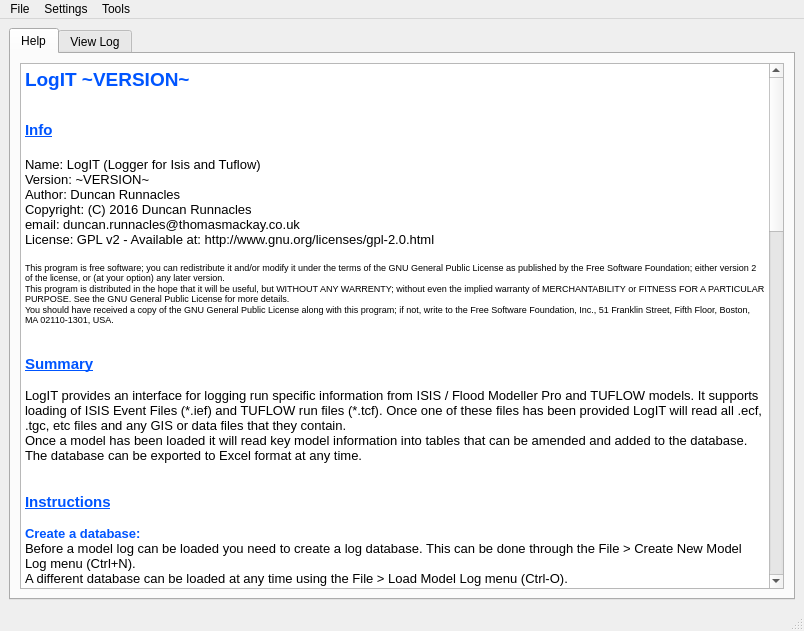
ErmeviewEnvironmentalLtd/LogIT, file src/logit/LogIT_UI_qt5.ui: the form before one commit.
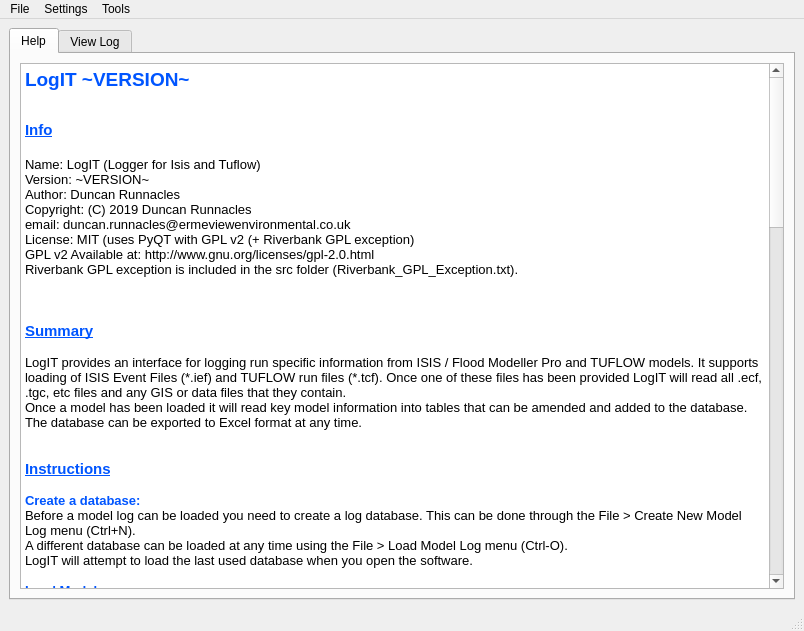
The form after the commit. Icons and pictures are not drawn.

Commit message: Updates Help tab and release notes.

```diff
--- a/src/logit/LogIT_UI_qt5.ui
+++ b/src/logit/LogIT_UI_qt5.ui
@@ -90,13 +90,12 @@
 &lt;p style=&quot; margin-top:0px; margin-bottom:0px; margin-left:0px; margin-right:0px; -qt-block-indent:0; text-indent:0px;&quot;&gt;Name: LogIT (Logger for Isis and Tuflow) &lt;/p&gt;
 &lt;p style=&quot; margin-top:0px; margin-bottom:0px; margin-left:0px; margin-right:0px; -qt-block-indent:0; text-indent:0px;&quot;&gt;Version: ~VERSION~&lt;/p&gt;
 &lt;p style=&quot; margin-top:0px; margin-bottom:0px; margin-left:0px; margin-right:0px; -qt-block-indent:0; text-indent:0px;&quot;&gt;Author: Duncan Runnacles&lt;/p&gt;
-&lt;p style=&quot; margin-top:0px; margin-bottom:0px; margin-left:0px; margin-right:0px; -qt-block-indent:0; text-indent:0px;&quot;&gt;Copyright: (C) 2016 Duncan Runnacles&lt;/p&gt;
-&lt;p style=&quot; margin-top:0px; margin-bottom:0px; margin-left:0px; margin-right:0px; -qt-block-indent:0; text-indent:0px;&quot;&gt;email: duncan.runnacles@thomasmackay.co.uk&lt;/p&gt;
-&lt;p style=&quot; margin-top:0px; margin-bottom:0px; margin-left:0px; margin-right:0px; -qt-block-indent:0; text-indent:0px;&quot;&gt;License: GPL v2 - Available at: http://www.gnu.org/licenses/gpl-2.0.html&lt;/p&gt;
+&lt;p style=&quot; margin-top:0px; margin-bottom:0px; margin-left:0px; margin-right:0px; -qt-block-indent:0; text-indent:0px;&quot;&gt;Copyright: (C) 2019 Duncan Runnacles&lt;/p&gt;
+&lt;p style=&quot; margin-top:0px; margin-bottom:0px; margin-left:0px; margin-right:0px; -qt-block-indent:0; text-indent:0px;&quot;&gt;email: duncan.runnacles@ermeviewenvironmental.co.uk&lt;/p&gt;
+&lt;p style=&quot; margin-top:0px; margin-bottom:0px; margin-left:0px; margin-right:0px; -qt-block-indent:0; text-indent:0px;&quot;&gt;License: MIT (uses PyQT with GPL v2 (+ Riverbank GPL exception)&lt;/p&gt;
+&lt;p style=&quot; margin-top:0px; margin-bottom:0px; margin-left:0px; margin-right:0px; -qt-block-indent:0; text-indent:0px;&quot;&gt;GPL v2 Available at: http://www.gnu.org/licenses/gpl-2.0.html&lt;/p&gt;
+&lt;p style=&quot; margin-top:0px; margin-bottom:0px; margin-left:0px; margin-right:0px; -qt-block-indent:0; text-indent:0px;&quot;&gt;Riverbank GPL exception is included in the src folder (Riverbank_GPL_Exception.txt).&lt;/p&gt;
 &lt;p style=&quot;-qt-paragraph-type:empty; margin-top:0px; margin-bottom:0px; margin-left:0px; margin-right:0px; -qt-block-indent:0; text-indent:0px;&quot;&gt;&lt;br /&gt;&lt;/p&gt;
-&lt;p style=&quot; margin-top:0px; margin-bottom:0px; margin-left:0px; margin-right:0px; -qt-block-indent:0; text-indent:0px;&quot;&gt;&lt;span style=&quot; font-size:7pt;&quot;&gt;This program is free software; you can redistribute it and/or modify it under the terms of the GNU General Public License as published by the Free Software Foundation; either version 2 of the license, or (at your option) any later version.&lt;/span&gt;&lt;/p&gt;
-&lt;p style=&quot; margin-top:0px; margin-bottom:0px; margin-left:0px; margin-right:0px; -qt-block-indent:0; text-indent:0px;&quot;&gt;&lt;span style=&quot; font-size:7pt;&quot;&gt;This program is distributed in the hope that it will be useful, but WITHOUT ANY WARRENTY; without even the implied warranty of MERCHANTABILITY or FITNESS FOR A PARTICULAR PURPOSE. See the GNU General Public License for more details.&lt;/span&gt;&lt;/p&gt;
-&lt;p style=&quot; margin-top:0px; margin-bottom:0px; margin-left:0px; margin-right:0px; -qt-block-indent:0; text-indent:0px;&quot;&gt;&lt;span style=&quot; font-size:7pt;&quot;&gt;You should have received a copy of the GNU General Public License along with this program; if not, write to the Free Software Foundation, Inc., 51 Franklin Street, Fifth Floor, Boston, MA 02110-1301, USA.&lt;/span&gt;&lt;/p&gt;
 &lt;p style=&quot;-qt-paragraph-type:empty; margin-top:0px; margin-bottom:0px; margin-left:0px; margin-right:0px; -qt-block-indent:0; text-indent:0px;&quot;&gt;&lt;br /&gt;&lt;/p&gt;
 &lt;p style=&quot;-qt-paragraph-type:empty; margin-top:0px; margin-bottom:0px; margin-left:0px; margin-right:0px; -qt-block-indent:0; text-indent:0px;&quot;&gt;&lt;br /&gt;&lt;/p&gt;
 &lt;p style=&quot; margin-top:0px; margin-bottom:0px; margin-left:0px; margin-right:0px; -qt-block-indent:0; text-indent:0px;&quot;&gt;&lt;span style=&quot; font-size:11pt; font-weight:600; text-decoration: underline; color:#0055ff;&quot;&gt;Summary&lt;/span&gt;&lt;/p&gt;
@@ -141,30 +140,21 @@
 &lt;p style=&quot; margin-top:0px; margin-bottom:0px; margin-left:0px; margin-right:0px; -qt-block-indent:0; text-indent:0px;&quot;&gt;If selected you can update the location of the Ief or Tcf files associated with the selected log entry. This may be useful if you have moved the files somewhere else or the log was built with an older version of LogIT and does not include this information in the table.&lt;/p&gt;
 &lt;p style=&quot; margin-top:0px; margin-bottom:0px; margin-left:0px; margin-right:0px; -qt-block-indent:0; text-indent:0px;&quot;&gt;The IEF_DIR and TCF_DIR log entries that will be updated are used by some other tools in the software. Certain functionality will require that they exist.&lt;/p&gt;
 &lt;p style=&quot;-qt-paragraph-type:empty; margin-top:0px; margin-bottom:0px; margin-left:0px; margin-right:0px; -qt-block-indent:0; text-indent:0px;&quot;&gt;&lt;br /&gt;&lt;/p&gt;
-&lt;p style=&quot; margin-top:0px; margin-bottom:0px; margin-left:0px; margin-right:0px; -qt-block-indent:0; text-indent:0px;&quot;&gt;&lt;span style=&quot; font-weight:600; color:#0055ff;&quot;&gt;Exporting to Excel:&lt;/span&gt;&lt;/p&gt;
+&lt;p style=&quot; margin-top:0px; margin-bottom:0px; margin-left:0px; margin-right:0px; -qt-block-indent:0; text-indent:0px;&quot;&gt;&lt;span style=&quot; font-weight:600; color:#0055ff;&quot;&gt;Exporting the database:&lt;/span&gt;&lt;/p&gt;
+&lt;p style=&quot;-qt-paragraph-type:empty; margin-top:0px; margin-bottom:0px; margin-left:0px; margin-right:0px; -qt-block-indent:0; text-indent:0px; font-weight:600; color:#0055ff;&quot;&gt;&lt;br /&gt;&lt;/p&gt;
+&lt;p style=&quot; margin-top:0px; margin-bottom:0px; margin-left:0px; margin-right:0px; -qt-block-indent:0; text-indent:0px;&quot;&gt;&lt;span style=&quot; font-weight:600; color:#000000;&quot;&gt;Excel:&lt;/span&gt;&lt;/p&gt;
 &lt;p style=&quot; margin-top:0px; margin-bottom:0px; margin-left:0px; margin-right:0px; -qt-block-indent:0; text-indent:0px;&quot;&gt;Exporting the log databse to Excel format can be done through the File &amp;gt; Export &amp;gt; Excel Menu (Ctrl+E).&lt;/p&gt;
 &lt;p style=&quot; margin-top:0px; margin-bottom:0px; margin-left:0px; margin-right:0px; -qt-block-indent:0; text-indent:0px;&quot;&gt;This will export all of the existing database tables to an Excel Workbook. A Worksheet will be created for each of the exported database tables.&lt;/p&gt;
 &lt;p style=&quot;-qt-paragraph-type:empty; margin-top:0px; margin-bottom:0px; margin-left:0px; margin-right:0px; -qt-block-indent:0; text-indent:0px;&quot;&gt;&lt;br /&gt;&lt;/p&gt;
-&lt;p style=&quot; margin-top:0px; margin-bottom:0px; margin-left:0px; margin-right:0px; -qt-block-indent:0; text-indent:0px;&quot;&gt;&lt;span style=&quot; font-weight:600;&quot;&gt;Note: the LogFormatter.bas file is no longer maintained - contact me if you think it should be updated again!&lt;/span&gt;&lt;/p&gt;
-&lt;p style=&quot; margin-top:0px; margin-bottom:0px; margin-left:0px; margin-right:0px; -qt-block-indent:0; text-indent:0px;&quot;&gt;There is an Excel VBA Module called LogFormatter.bas available in the distribution folder for &amp;quot;pretifying&amp;quot; the exported Workbook. To use it:&lt;/p&gt;
-&lt;p style=&quot; margin-top:0px; margin-bottom:0px; margin-left:0px; margin-right:0px; -qt-block-indent:0; text-indent:0px;&quot;&gt;1) Open the exported Excel Workbook.&lt;/p&gt;
-&lt;p style=&quot; margin-top:0px; margin-bottom:0px; margin-left:0px; margin-right:0px; -qt-block-indent:0; text-indent:0px;&quot;&gt;2) Open the Visual Basic window.&lt;/p&gt;
-&lt;p style=&quot; margin-top:0px; margin-bottom:0px; margin-left:0px; margin-right:0px; -qt-block-indent:0; text-indent:0px;&quot;&gt;3) Right-Click on your log book project.&lt;/p&gt;
-&lt;p style=&quot; margin-top:0px; margin-bottom:0px; margin-left:0px; margin-right:0px; -qt-block-indent:0; text-indent:0px;&quot;&gt;4) Click &amp;quot;Import File...&amp;quot;.&lt;/p&gt;
-&lt;p style=&quot; margin-top:0px; margin-bottom:0px; margin-left:0px; margin-right:0px; -qt-block-indent:0; text-indent:0px;&quot;&gt;5) Find the LogFormatter_vX.bas file in the LogIT folder and open it.&lt;/p&gt;
-&lt;p style=&quot; margin-top:0px; margin-bottom:0px; margin-left:0px; margin-right:0px; -qt-block-indent:0; text-indent:0px;&quot;&gt;6) Go back to the Excel Workbook and under developer click &amp;quot;Macros&amp;quot;).&lt;/p&gt;
-&lt;p style=&quot; margin-top:0px; margin-bottom:0px; margin-left:0px; margin-right:0px; -qt-block-indent:0; text-indent:0px;&quot;&gt;7) Depending on whether you have any other Workbooks open or not the Macro &lt;/p&gt;
-&lt;p style=&quot; margin-top:0px; margin-bottom:0px; margin-left:0px; margin-right:0px; -qt-block-indent:0; text-indent:0px;&quot;&gt;   will either be caller &amp;quot;formatLogbook&amp;quot; or &amp;quot;LogFormatter.formatLogbook&amp;quot;.&lt;/p&gt;
-&lt;p style=&quot; margin-top:0px; margin-bottom:0px; margin-left:0px; margin-right:0px; -qt-block-indent:0; text-indent:0px;&quot;&gt;   Select it and click &amp;quot;Run&amp;quot;.&lt;/p&gt;
-&lt;p style=&quot;-qt-paragraph-type:empty; margin-top:0px; margin-bottom:0px; margin-left:0px; margin-right:0px; -qt-block-indent:0; text-indent:0px;&quot;&gt;&lt;br /&gt;&lt;/p&gt;
-&lt;p style=&quot; margin-top:0px; margin-bottom:0px; margin-left:0px; margin-right:0px; -qt-block-indent:0; text-indent:0px;&quot;&gt;The jumbled output from the software should now be nicely formatted :)&lt;/p&gt;
+&lt;p style=&quot; margin-top:0px; margin-bottom:0px; margin-left:0px; margin-right:0px; -qt-block-indent:0; text-indent:0px;&quot;&gt;&lt;span style=&quot; font-weight:600;&quot;&gt;JSON:&lt;/span&gt;&lt;/p&gt;
+&lt;p style=&quot; margin-top:0px; margin-bottom:0px; margin-left:0px; margin-right:0px; -qt-block-indent:0; text-indent:0px;&quot;&gt;Exporting the log database to JSON format can be done through the File &amp;gt; Export &amp;gt; JSON Menu.&lt;/p&gt;
 &lt;p style=&quot;-qt-paragraph-type:empty; margin-top:0px; margin-bottom:0px; margin-left:0px; margin-right:0px; -qt-block-indent:0; text-indent:0px;&quot;&gt;&lt;br /&gt;&lt;/p&gt;
 &lt;p style=&quot; margin-top:0px; margin-bottom:0px; margin-left:0px; margin-right:0px; -qt-block-indent:0; text-indent:0px;&quot;&gt;&lt;span style=&quot; font-weight:600; color:#0055ff;&quot;&gt;Update Database Schema:&lt;/span&gt;&lt;/p&gt;
 &lt;p style=&quot; margin-top:0px; margin-bottom:0px; margin-left:0px; margin-right:0px; -qt-block-indent:0; text-indent:0px;&quot;&gt;When a new version of LogIT is released there may be changes to the way that the log database is setup. If this happens the database must be updated in order to use the new version. Settings &amp;gt; Tools &amp;gt; Update Database Schema will make a backup of the existing database and attempt to update it.&lt;/p&gt;
 &lt;p style=&quot;-qt-paragraph-type:empty; margin-top:0px; margin-bottom:0px; margin-left:0px; margin-right:0px; -qt-block-indent:0; text-indent:0px;&quot;&gt;&lt;br /&gt;&lt;/p&gt;
 &lt;p style=&quot; margin-top:0px; margin-bottom:0px; margin-left:0px; margin-right:0px; -qt-block-indent:0; text-indent:0px;&quot;&gt;&lt;span style=&quot; font-weight:600; color:#0055ff;&quot;&gt;Load/Save Setup:&lt;/span&gt;&lt;/p&gt;
-&lt;p style=&quot; margin-top:0px; margin-bottom:0px; margin-left:0px; margin-right:0px; -qt-block-indent:0; text-indent:0px;&quot;&gt;When you start LogIT it will attempt to load the settings that you last used from a local file. These include Input variables, log database, etc.&lt;/p&gt;
-&lt;p style=&quot; margin-top:0px; margin-bottom:0px; margin-left:0px; margin-right:0px; -qt-block-indent:0; text-indent:0px;&quot;&gt;If you have particular setups for certain logs, such as different Isis or Tuflow versions, you can save a settings file and load it at any time using File &amp;gt; Load Setup and File &amp;gt; Save Setup As...&lt;/p&gt;
+&lt;p style=&quot; margin-top:0px; margin-bottom:0px; margin-left:0px; margin-right:0px; -qt-block-indent:0; text-indent:0px;&quot;&gt;When you start LogIT it will attempt to load the settings that you last used from a local file. These include Input variables, log database, file locations, etc.&lt;/p&gt;
+&lt;p style=&quot; margin-top:0px; margin-bottom:0px; margin-left:0px; margin-right:0px; -qt-block-indent:0; text-indent:0px;&quot;&gt;If you have particular setups for certain logs, such as different FMP or Tuflow versions, you can save a settings file and load it at any time using File &amp;gt; Load Setup and File &amp;gt; Save Setup As...&lt;/p&gt;
 &lt;p style=&quot;-qt-paragraph-type:empty; margin-top:0px; margin-bottom:0px; margin-left:0px; margin-right:0px; -qt-block-indent:0; text-indent:0px;&quot;&gt;&lt;br /&gt;&lt;/p&gt;
 &lt;p style=&quot; margin-top:0px; margin-bottom:0px; margin-left:0px; margin-right:0px; -qt-block-indent:0; text-indent:0px;&quot;&gt;&lt;span style=&quot; font-weight:600; color:#0055ff;&quot;&gt;Change the logging level&lt;/span&gt;&lt;/p&gt;
 &lt;p style=&quot; margin-top:0px; margin-bottom:0px; margin-left:0px; margin-right:0px; -qt-block-indent:0; text-indent:0px;&quot;&gt;The logging output to the console can be changed with:&lt;/p&gt;
@@ -194,20 +184,10 @@
 &lt;p style=&quot; margin-top:0px; margin-bottom:0px; margin-left:0px; margin-right:0px; -qt-block-indent:0; text-indent:0px;&quot;&gt;Note that the script editor can only be used for retrieving records from the database, not updating it. This is to try and avoid any corruption of the database schema.&lt;/p&gt;
 &lt;p style=&quot;-qt-paragraph-type:empty; margin-top:0px; margin-bottom:0px; margin-left:0px; margin-right:0px; -qt-block-indent:0; text-indent:0px; font-size:8pt;&quot;&gt;&lt;br /&gt;&lt;/p&gt;
 &lt;p style=&quot;-qt-paragraph-type:empty; margin-top:0px; margin-bottom:0px; margin-left:0px; margin-right:0px; -qt-block-indent:0; text-indent:0px; font-size:8pt;&quot;&gt;&lt;br /&gt;&lt;/p&gt;
-&lt;p style=&quot; margin-top:0px; margin-bottom:0px; margin-left:0px; margin-right:0px; -qt-block-indent:0; text-indent:0px;&quot;&gt;&lt;span style=&quot; font-size:11pt; font-weight:600; text-decoration: underline; color:#0055ff;&quot;&gt;Updating LogIT&lt;/span&gt;&lt;/p&gt;
-&lt;p style=&quot;-qt-paragraph-type:empty; margin-top:0px; margin-bottom:0px; margin-left:0px; margin-right:0px; -qt-block-indent:0; text-indent:0px; font-size:8pt;&quot;&gt;&lt;br /&gt;&lt;/p&gt;
-&lt;p style=&quot; margin-top:0px; margin-bottom:0px; margin-left:0px; margin-right:0px; -qt-block-indent:0; text-indent:0px;&quot;&gt;LogIT will automatically tell you if an update is available when it is launched. It will then ask if you would like to download the new version. If you say yes it will download and unzip the new version into a folder adjacent to the current installation. It will also attempt to copy over any settings file that you have in the install directory. If you choose not to install at that time you can launch the process when you want by using the Settings &amp;gt; Check for Updates menu item.&lt;/p&gt;
-&lt;p style=&quot;-qt-paragraph-type:empty; margin-top:0px; margin-bottom:0px; margin-left:0px; margin-right:0px; -qt-block-indent:0; text-indent:0px; font-size:8pt;&quot;&gt;&lt;br /&gt;&lt;/p&gt;
-&lt;p style=&quot;-qt-paragraph-type:empty; margin-top:0px; margin-bottom:0px; margin-left:0px; margin-right:0px; -qt-block-indent:0; text-indent:0px; font-size:8pt;&quot;&gt;&lt;br /&gt;&lt;/p&gt;
 &lt;p style=&quot; margin-top:0px; margin-bottom:0px; margin-left:0px; margin-right:0px; -qt-block-indent:0; text-indent:0px;&quot;&gt;&lt;span style=&quot; font-size:11pt; font-weight:600; text-decoration: underline; color:#0055ff;&quot;&gt;Additional Tools&lt;/span&gt;&lt;/p&gt;
 &lt;p style=&quot;-qt-paragraph-type:empty; margin-top:0px; margin-bottom:0px; margin-left:0px; margin-right:0px; -qt-block-indent:0; text-indent:0px; font-size:8pt;&quot;&gt;&lt;br /&gt;&lt;/p&gt;
 &lt;p style=&quot; margin-top:0px; margin-bottom:0px; margin-left:0px; margin-right:0px; -qt-block-indent:0; text-indent:0px;&quot;&gt;LogIT includes the following additional tools:&lt;/p&gt;
 &lt;p style=&quot;-qt-paragraph-type:empty; margin-top:0px; margin-bottom:0px; margin-left:0px; margin-right:0px; -qt-block-indent:0; text-indent:0px;&quot;&gt;&lt;br /&gt;&lt;/p&gt;
-&lt;p style=&quot; margin-top:0px; margin-bottom:0px; margin-left:0px; margin-right:0px; -qt-block-indent:0; text-indent:0px;&quot;&gt;&lt;span style=&quot; font-weight:600; color:#0055ff;&quot;&gt;Model Extractor - &lt;/span&gt;&lt;span style=&quot; font-weight:600; font-style:italic; color:#0055ff;&quot;&gt;Beta&lt;/span&gt;&lt;/p&gt;
-&lt;p style=&quot; margin-top:0px; margin-bottom:0px; margin-left:0px; margin-right:0px; -qt-block-indent:0; text-indent:0px;&quot;&gt;The Model Extractor can be used to extract the files associated with a particular model into a specified output directory. This is useful if you need to deliver a model to someone. It saves having to go through the model folders and locating associated files, as LogIT does it automatically. All paths within both the ISIS and Tuflow models will be updated to be relative to the output folder, so that the model can be moved anywhere and will still run.&lt;/p&gt;
-&lt;p style=&quot; margin-top:0px; margin-bottom:0px; margin-left:0px; margin-right:0px; -qt-block-indent:0; text-indent:0px;&quot;&gt;A model can be loaded from the Browse... button on the Model Extractor tab or by using right-click on the RUN table and selecting Extract Model.&lt;/p&gt;
-&lt;p style=&quot; margin-top:0px; margin-bottom:0px; margin-left:0px; margin-right:0px; -qt-block-indent:0; text-indent:0px;&quot;&gt;It is currently still being built and checked so it should be used with care and extracted contents should be quality controlled after running the tool.&lt;/p&gt;
-&lt;p style=&quot;-qt-paragraph-type:empty; margin-top:0px; margin-bottom:0px; margin-left:0px; margin-right:0px; -qt-block-indent:0; text-indent:0px;&quot;&gt;&lt;br /&gt;&lt;/p&gt;
 &lt;p style=&quot; margin-top:0px; margin-bottom:0px; margin-left:0px; margin-right:0px; -qt-block-indent:0; text-indent:0px;&quot;&gt;&lt;span style=&quot; font-weight:600; color:#0055ff;&quot;&gt;Ief Resolver - &lt;/span&gt;&lt;span style=&quot; font-weight:600; font-style:italic; color:#0055ff;&quot;&gt;Beta&lt;/span&gt;&lt;/p&gt;
 &lt;p style=&quot; margin-top:0px; margin-bottom:0px; margin-left:0px; margin-right:0px; -qt-block-indent:0; text-indent:0px;&quot;&gt;The Ief Resolver can be used to automatically update the absolute file paths in an ISIS/FMP .ief file. When a model is moved from one location to another (e.g. from one computer to another the absolute file paths stored in the .ief file will no longer point to the correct location of the file. This tool can be used to automatically update the paths in the .ief to work in the new location.&lt;/p&gt;
 &lt;p style=&quot; margin-top:0px; margin-bottom:0px; margin-left:0px; margin-right:0px; -qt-block-indent:0; text-indent:0px;&quot;&gt;The Ief Resolver can be found under the Tools menu.&lt;/p&gt;
@@ -229,11 +209,50 @@
 &lt;p style=&quot;-qt-paragraph-type:empty; margin-top:0px; margin-bottom:0px; margin-left:0px; margin-right:0px; -qt-block-indent:0; text-indent:0px;&quot;&gt;&lt;br /&gt;&lt;/p&gt;
 &lt;p style=&quot; margin-top:0px; margin-bottom:0px; margin-left:0px; margin-right:0px; -qt-block-indent:0; text-indent:0px;&quot;&gt;&lt;span style=&quot; font-size:11pt; font-weight:600; text-decoration: underline; color:#0055ff;&quot;&gt;Reporting Bugs&lt;/span&gt;&lt;/p&gt;
 &lt;p style=&quot;-qt-paragraph-type:empty; margin-top:0px; margin-bottom:0px; margin-left:0px; margin-right:0px; -qt-block-indent:0; text-indent:0px; font-size:11pt; font-weight:600; text-decoration: underline;&quot;&gt;&lt;br /&gt;&lt;/p&gt;
-&lt;p style=&quot; margin-top:0px; margin-bottom:0px; margin-left:0px; margin-right:0px; -qt-block-indent:0; text-indent:0px;&quot;&gt;If you find an error that is not included in the Common Errors list above please report it as a bug to duncan.runnacles@thomasmackay.co.uk.&lt;/p&gt;
+&lt;p style=&quot; margin-top:0px; margin-bottom:0px; margin-left:0px; margin-right:0px; -qt-block-indent:0; text-indent:0px;&quot;&gt;If you find an error that is not included in the Common Errors list above please report it as a bug to duncan.runnacles@ermeviewenvironmental.co.uk.&lt;/p&gt;
 &lt;p style=&quot;-qt-paragraph-type:empty; margin-top:0px; margin-bottom:0px; margin-left:0px; margin-right:0px; -qt-block-indent:0; text-indent:0px;&quot;&gt;&lt;br /&gt;&lt;/p&gt;
-&lt;p style=&quot; margin-top:0px; margin-bottom:0px; margin-left:0px; margin-right:0px; -qt-block-indent:0; text-indent:0px;&quot;&gt;Click File &amp;gt; Copy Logs to Clipboard (Ctrl-Z). This should automatically zip up the log files and copy them to the system clipboard so that you can paste them into an email client, or a folder somewhere, to send with the bug report. If for some reason this does not work, there should be a folder called /logs/ in the same folder as the executable. If this folder is empty there has been a problem with setting up the logging on your computer (probably due to access rights or a virus checker not allowing LogIT to write to disc; If this is the case a warning will be sent to the console saying &amp;quot;Unable to create log file directory&amp;quot;). To get the log entry you can try and reproduce the error and copy the text from the console window. &lt;/p&gt;
+&lt;p style=&quot; margin-top:0px; margin-bottom:0px; margin-left:0px; margin-right:0px; -qt-block-indent:0; text-indent:0px;&quot;&gt;Click File &amp;gt; Copy Logs to Clipboard (Ctrl-Z). This should automatically zip up the log files and copy them to the system clipboard so that you can paste them into an email client, or a folder somewhere, to send with the bug report. If for some reason this does not work, there should be a folder called /logs/ in the same folder as the executable. If this folder is empty there has been a problem with setting up the logging on your computer (probably due to access rights or a virus checker not allowing LogIT to write to disc. &lt;/p&gt;
 &lt;p style=&quot;-qt-paragraph-type:empty; margin-top:0px; margin-bottom:0px; margin-left:0px; margin-right:0px; -qt-block-indent:0; text-indent:0px;&quot;&gt;&lt;br /&gt;&lt;/p&gt;
-&lt;p style=&quot; margin-top:0px; margin-bottom:0px; margin-left:0px; margin-right:0px; -qt-block-indent:0; text-indent:0px;&quot;&gt;Any other details about the contents and setup of the model that you are trying to log should also be included in the bug report. It may be easier to just send the ief/tcf/tgc/tbc/trd files if you are happy to do it. &lt;/p&gt;&lt;/body&gt;&lt;/html&gt;</string>
+&lt;p style=&quot; margin-top:0px; margin-bottom:0px; margin-left:0px; margin-right:0px; -qt-block-indent:0; text-indent:0px;&quot;&gt;Any other details about the contents and setup of the model that you are trying to log should also be included in the bug report. It may be easier to just send the ief/tcf/tgc/tbc/trd files if you are happy to do it. &lt;/p&gt;
+&lt;p style=&quot;-qt-paragraph-type:empty; margin-top:0px; margin-bottom:0px; margin-left:0px; margin-right:0px; -qt-block-indent:0; text-indent:0px;&quot;&gt;&lt;br /&gt;&lt;/p&gt;
+&lt;p style=&quot;-qt-paragraph-type:empty; margin-top:0px; margin-bottom:0px; margin-left:0px; margin-right:0px; -qt-block-indent:0; text-indent:0px;&quot;&gt;&lt;br /&gt;&lt;/p&gt;
+&lt;p style=&quot;-qt-paragraph-type:empty; margin-top:0px; margin-bottom:0px; margin-left:0px; margin-right:0px; -qt-block-indent:0; text-indent:0px;&quot;&gt;&lt;br /&gt;&lt;/p&gt;
+&lt;p style=&quot; margin-top:0px; margin-bottom:0px; margin-left:0px; margin-right:0px; -qt-block-indent:0; text-indent:0px;&quot;&gt;&lt;span style=&quot; font-size:11pt; font-weight:600; text-decoration: underline; color:#0055ff;&quot;&gt;License&lt;/span&gt;&lt;/p&gt;
+&lt;p style=&quot;-qt-paragraph-type:empty; margin-top:0px; margin-bottom:0px; margin-left:0px; margin-right:0px; -qt-block-indent:0; text-indent:0px;&quot;&gt;&lt;br /&gt;&lt;/p&gt;
+&lt;p style=&quot; margin-top:0px; margin-bottom:0px; margin-left:0px; margin-right:0px; -qt-block-indent:0; text-indent:0px;&quot;&gt;&lt;span style=&quot; font-weight:600;&quot;&gt;LogIT MIT License:&lt;/span&gt;&lt;/p&gt;
+&lt;p style=&quot;-qt-paragraph-type:empty; margin-top:0px; margin-bottom:0px; margin-left:0px; margin-right:0px; -qt-block-indent:0; text-indent:0px;&quot;&gt;&lt;br /&gt;&lt;/p&gt;
+&lt;p style=&quot; margin-top:0px; margin-bottom:0px; margin-left:0px; margin-right:0px; -qt-block-indent:0; text-indent:0px;&quot;&gt;Permission is hereby granted, free of charge, to any person obtaining a copy of &lt;/p&gt;
+&lt;p style=&quot; margin-top:0px; margin-bottom:0px; margin-left:0px; margin-right:0px; -qt-block-indent:0; text-indent:0px;&quot;&gt;this software and associated documentation files (the &amp;quot;Software&amp;quot;), to deal in &lt;/p&gt;
+&lt;p style=&quot; margin-top:0px; margin-bottom:0px; margin-left:0px; margin-right:0px; -qt-block-indent:0; text-indent:0px;&quot;&gt;the Software without restriction, including without limitation the rights to use, &lt;/p&gt;
+&lt;p style=&quot; margin-top:0px; margin-bottom:0px; margin-left:0px; margin-right:0px; -qt-block-indent:0; text-indent:0px;&quot;&gt;copy, modify, merge, publish, distribute, sublicense, and/or sell copies of the &lt;/p&gt;
+&lt;p style=&quot; margin-top:0px; margin-bottom:0px; margin-left:0px; margin-right:0px; -qt-block-indent:0; text-indent:0px;&quot;&gt;Software, and to permit persons to whom the Software is furnished to do so, &lt;/p&gt;
+&lt;p style=&quot; margin-top:0px; margin-bottom:0px; margin-left:0px; margin-right:0px; -qt-block-indent:0; text-indent:0px;&quot;&gt;subject to the following conditions:&lt;/p&gt;
+&lt;p style=&quot;-qt-paragraph-type:empty; margin-top:0px; margin-bottom:0px; margin-left:0px; margin-right:0px; -qt-block-indent:0; text-indent:0px;&quot;&gt;&lt;br /&gt;&lt;/p&gt;
+&lt;p style=&quot; margin-top:0px; margin-bottom:0px; margin-left:0px; margin-right:0px; -qt-block-indent:0; text-indent:0px;&quot;&gt;- Credit is given to the author - Duncan Runnacles.&lt;/p&gt;
+&lt;p style=&quot; margin-top:0px; margin-bottom:0px; margin-left:0px; margin-right:0px; -qt-block-indent:0; text-indent:0px;&quot;&gt;- The above copyright notice and this permission notice shall be included in all &lt;/p&gt;
+&lt;p style=&quot; margin-top:0px; margin-bottom:0px; margin-left:0px; margin-right:0px; -qt-block-indent:0; text-indent:0px;&quot;&gt;copies or substantial portions of the Software.&lt;/p&gt;
+&lt;p style=&quot;-qt-paragraph-type:empty; margin-top:0px; margin-bottom:0px; margin-left:0px; margin-right:0px; -qt-block-indent:0; text-indent:0px;&quot;&gt;&lt;br /&gt;&lt;/p&gt;
+&lt;p style=&quot; margin-top:0px; margin-bottom:0px; margin-left:0px; margin-right:0px; -qt-block-indent:0; text-indent:0px;&quot;&gt;THE SOFTWARE IS PROVIDED &amp;quot;AS IS&amp;quot;, WITHOUT WARRANTY OF ANY KIND, EXPRESS OR IMPLIED, &lt;/p&gt;
+&lt;p style=&quot; margin-top:0px; margin-bottom:0px; margin-left:0px; margin-right:0px; -qt-block-indent:0; text-indent:0px;&quot;&gt;INCLUDING BUT NOT LIMITED TO THE WARRANTIES OF MERCHANTABILITY, FITNESS FOR A &lt;/p&gt;
+&lt;p style=&quot; margin-top:0px; margin-bottom:0px; margin-left:0px; margin-right:0px; -qt-block-indent:0; text-indent:0px;&quot;&gt;PARTICULAR PURPOSE AND NONINFRINGEMENT. IN NO EVENT SHALL THE AUTHORS OR COPYRIGHT &lt;/p&gt;
+&lt;p style=&quot; margin-top:0px; margin-bottom:0px; margin-left:0px; margin-right:0px; -qt-block-indent:0; text-indent:0px;&quot;&gt;HOLDERS BE LIABLE FOR ANY CLAIM, DAMAGES OR OTHER LIABILITY, WHETHER IN AN ACTION &lt;/p&gt;
+&lt;p style=&quot; margin-top:0px; margin-bottom:0px; margin-left:0px; margin-right:0px; -qt-block-indent:0; text-indent:0px;&quot;&gt;OF CONTRACT, TORT OR OTHERWISE, ARISING FROM, OUT OF OR IN CONNECTION WITH THE &lt;/p&gt;
+&lt;p style=&quot; margin-top:0px; margin-bottom:0px; margin-left:0px; margin-right:0px; -qt-block-indent:0; text-indent:0px;&quot;&gt;SOFTWARE OR THE USE OR OTHER DEALINGS IN THE SOFTWARE.&lt;/p&gt;
+&lt;p style=&quot;-qt-paragraph-type:empty; margin-top:0px; margin-bottom:0px; margin-left:0px; margin-right:0px; -qt-block-indent:0; text-indent:0px;&quot;&gt;&lt;br /&gt;&lt;/p&gt;
+&lt;p style=&quot;-qt-paragraph-type:empty; margin-top:0px; margin-bottom:0px; margin-left:0px; margin-right:0px; -qt-block-indent:0; text-indent:0px;&quot;&gt;&lt;br /&gt;&lt;/p&gt;
+&lt;p style=&quot; margin-top:0px; margin-bottom:0px; margin-left:0px; margin-right:0px; -qt-block-indent:0; text-indent:0px;&quot;&gt;&lt;span style=&quot; font-weight:600;&quot;&gt;GPL License info (PyQT bindings):&lt;/span&gt;&lt;/p&gt;
+&lt;p style=&quot;-qt-paragraph-type:empty; margin-top:0px; margin-bottom:0px; margin-left:0px; margin-right:0px; -qt-block-indent:0; text-indent:0px;&quot;&gt;&lt;br /&gt;&lt;/p&gt;
+&lt;p style=&quot; margin-top:0px; margin-bottom:0px; margin-left:0px; margin-right:0px; -qt-block-indent:0; text-indent:0px;&quot;&gt;This program is free software; you can redistribute it and/or modify it under &lt;/p&gt;
+&lt;p style=&quot; margin-top:0px; margin-bottom:0px; margin-left:0px; margin-right:0px; -qt-block-indent:0; text-indent:0px;&quot;&gt;the terms of the GNU General Public License as published by the Free Software &lt;/p&gt;
+&lt;p style=&quot; margin-top:0px; margin-bottom:0px; margin-left:0px; margin-right:0px; -qt-block-indent:0; text-indent:0px;&quot;&gt;Foundation; either version 2 of the license, or (at your option) any later &lt;/p&gt;
+&lt;p style=&quot; margin-top:0px; margin-bottom:0px; margin-left:0px; margin-right:0px; -qt-block-indent:0; text-indent:0px;&quot;&gt;version.&lt;/p&gt;
+&lt;p style=&quot; margin-top:0px; margin-bottom:0px; margin-left:0px; margin-right:0px; -qt-block-indent:0; text-indent:0px;&quot;&gt;This program is distributed in the hope that it will be useful, but WITHOUT ANY&lt;/p&gt;
+&lt;p style=&quot; margin-top:0px; margin-bottom:0px; margin-left:0px; margin-right:0px; -qt-block-indent:0; text-indent:0px;&quot;&gt;WARRENTY; without even the implied warranty of MERCHANTABILITY or FITNESS FOR A&lt;/p&gt;
+&lt;p style=&quot; margin-top:0px; margin-bottom:0px; margin-left:0px; margin-right:0px; -qt-block-indent:0; text-indent:0px;&quot;&gt;PARTICULAR PURPOSE. See the GNU General Public License for more details.&lt;/p&gt;
+&lt;p style=&quot; margin-top:0px; margin-bottom:0px; margin-left:0px; margin-right:0px; -qt-block-indent:0; text-indent:0px;&quot;&gt;You should have received a copy of the GNU General Public License along with &lt;/p&gt;
+&lt;p style=&quot; margin-top:0px; margin-bottom:0px; margin-left:0px; margin-right:0px; -qt-block-indent:0; text-indent:0px;&quot;&gt;this program; if not, write to the Free Software Foundation, Inc., 51 Franklin &lt;/p&gt;
+&lt;p style=&quot; margin-top:0px; margin-bottom:0px; margin-left:0px; margin-right:0px; -qt-block-indent:0; text-indent:0px;&quot;&gt;Street, Fifth Floor, Boston, MA 02110-1301, USA.&lt;/p&gt;
+&lt;p style=&quot;-qt-paragraph-type:empty; margin-top:0px; margin-bottom:0px; margin-left:0px; margin-right:0px; -qt-block-indent:0; text-indent:0px;&quot;&gt;&lt;br /&gt;&lt;/p&gt;&lt;/body&gt;&lt;/html&gt;</string>
           </property>
          </widget>
         </item>
```
Left out of the diff: 6 changed lines with no effect on the pictures. The commit also changes 7 other files.
